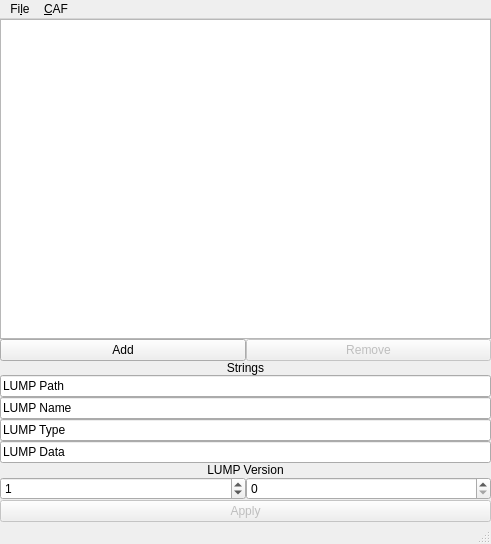
Old version of the form cafbuilder.ui in the repository ComfyKernel/comfytool.
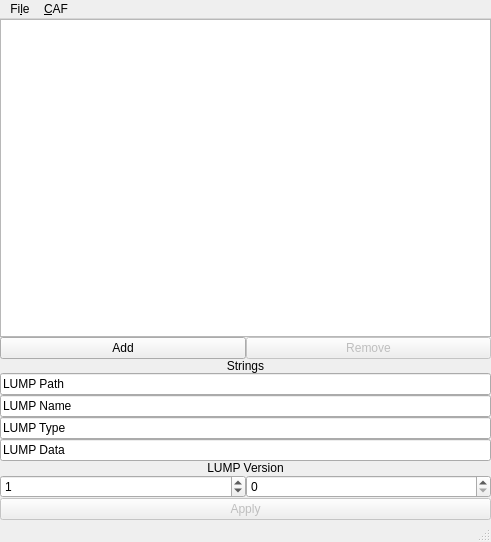
New version of the form.

Patch:
```diff
--- a/cafbuilder.ui
+++ b/cafbuilder.ui
@@ -7,7 +7,7 @@
     <x>0</x>
     <y>0</y>
     <width>491</width>
-    <height>544</height>
+    <height>542</height>
    </rect>
   </property>
   <property name="windowTitle">
```
Left out of the diff: 31 changed lines with no effect on the pictures.
